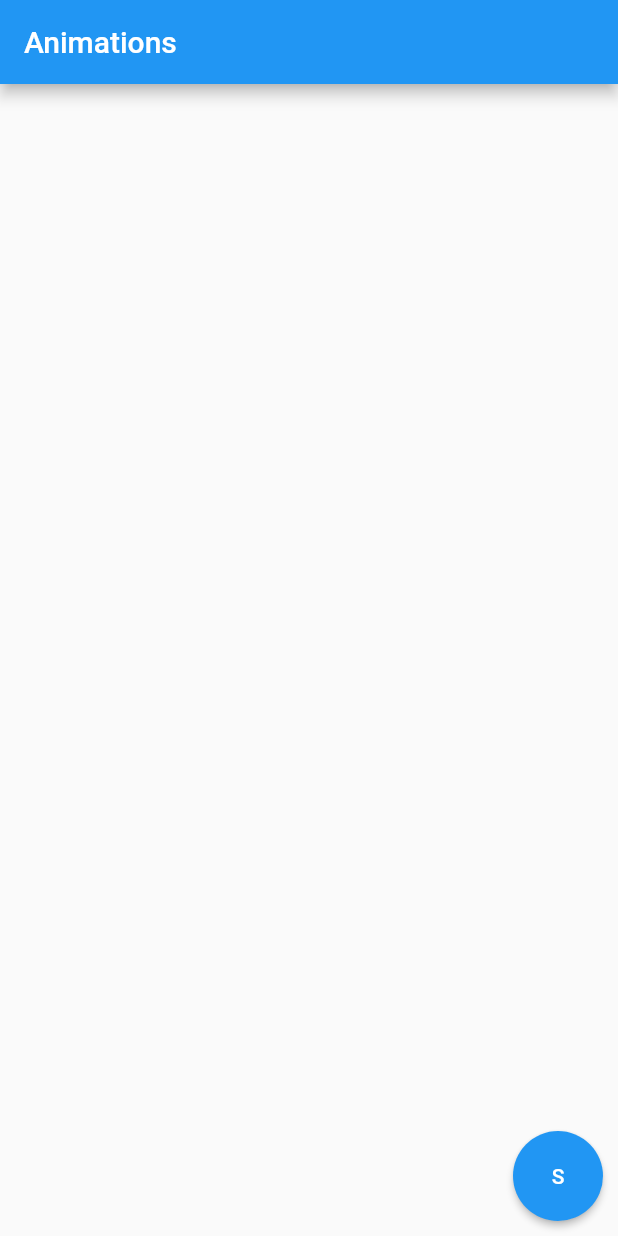
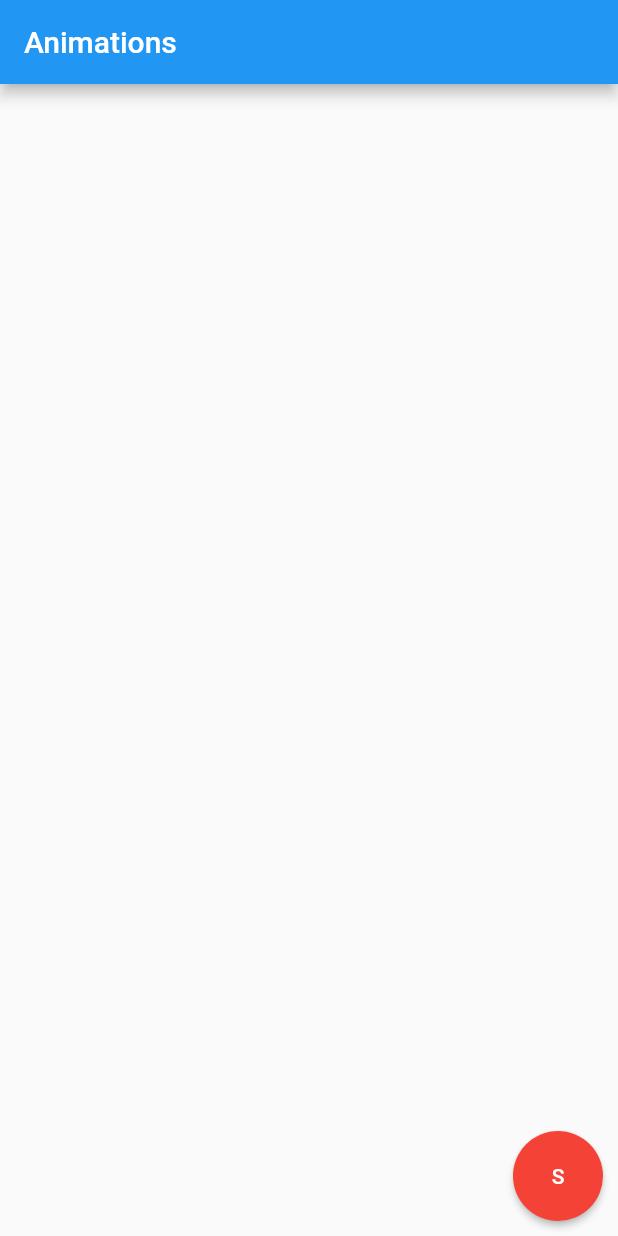
Before and after one commit to meltro21/floating_animation_button, a Flutter app: the screen it shows after launch, on a phone screen of 412 x 824 dp. Run offline on Flutter 3.47's test engine with Material 2 defaults, Android fonts, the light colour scheme and no system bars.

Commit message:
implemented 	press button the dialer appears 	size is also responsive issue 	still need to figure out how to shwo the icons on it

```diff
--- a/lib/main.dart
+++ b/lib/main.dart
@@ -55,11 +55,12 @@ class _MyHomePageState extends State<MyHomePage>
   double startVal = 0;
   double endVal = 0;
   bool flag = true;
+  bool firstTime = true;
 
   @override
   void initState() {
     animationcontroller =
-        AnimationController(vsync: this, duration: Duration(milliseconds: 200));
+        AnimationController(vsync: this, duration: Duration(milliseconds: 400));
 
     animation = Tween<double>(begin: 0, end: 500).animate(animationcontroller);
     animation.addListener(() {
@@ -70,12 +71,22 @@ class _MyHomePageState extends State<MyHomePage>
     super.initState();
   }
 
-  setAnimation() {}
+  setAnimation(double mediaHeight, double mediaWidth) {
+    animation = Tween<double>(
+      begin: 0,
+      end: mediaWidth * 1.5,
+    ).animate(animationcontroller);
+    firstTime = false;
+  }
 
   @override
   Widget build(BuildContext context) {
     var mediaHeight = MediaQuery.of(context).size.height;
     var mediaWidth = MediaQuery.of(context).size.width;
+
+    if (firstTime == true) {
+      setAnimation(mediaHeight, mediaWidth);
+    }
     return Scaffold(
       appBar: AppBar(
         title: Text(widget.title),
@@ -85,9 +96,10 @@ class _MyHomePageState extends State<MyHomePage>
         width: mediaWidth,
         child: Stack(
           children: [
+            //outer circle
             Positioned(
-              bottom: -125,
-              right: -125,
+              bottom: -mediaWidth * 1.5 / 2,
+              right: -mediaWidth * 1.5 / 2,
               child: Stack(children: [
                 Container(
                   padding: EdgeInsets.all(20),
@@ -101,13 +113,25 @@ class _MyHomePageState extends State<MyHomePage>
                     width: animation.value, //value from animation controller
                   ),
                 ),
-                Container(
+                // Positioned(
+                //   bottom: -10,
+                //   child: Container(
+                //     height: 300,
+                //     width: 10,
+                //     color: Colors.yellow,
+                //   ),
+                // ),
+                //inner circle
+                Positioned(
+                  bottom: mediaWidth * 1.5 / 4,
+                  right: mediaWidth * 1.5 / 4,
+                  child: Container(
                     padding: EdgeInsets.all(20),
                     alignment: Alignment.center,
                     child: Container(
                       decoration: BoxDecoration(
                           shape: BoxShape.circle, //making box to circle
-                        color: Colors.lime //background of container
+                          color: Colors.white //background of container
                           ),
                       height:
                           animation.value / 2, //value from animation controller
@@ -115,8 +139,10 @@ class _MyHomePageState extends State<MyHomePage>
                           animation.value / 2, //value from animation controller
                     ),
                   ),
+                ),
               ]),
             ),
+            //button
             Positioned(
               bottom: 10,
               right: 10,
@@ -125,6 +151,7 @@ class _MyHomePageState extends State<MyHomePage>
                 width: 60,
                 child: ElevatedButton(
                   style: ElevatedButton.styleFrom(
+                    primary: Colors.red,
                     shape: RoundedRectangleBorder(
                         borderRadius: BorderRadius.circular(50)),
                   ),
```
Lines whose indentation alone changed are shown as unchanged.
